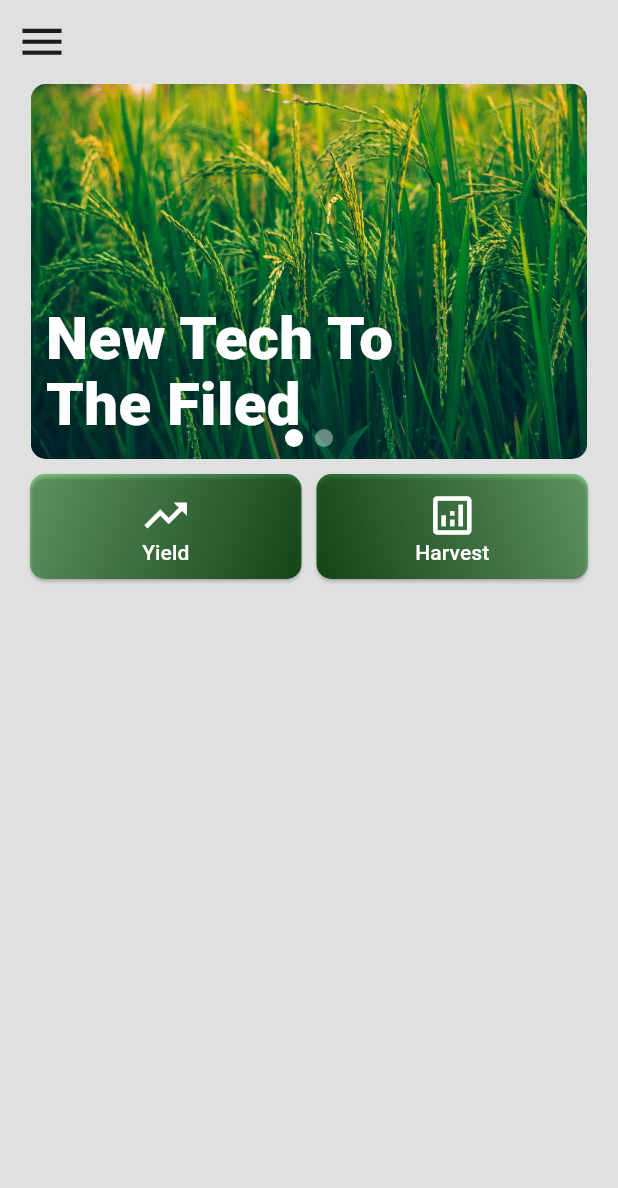
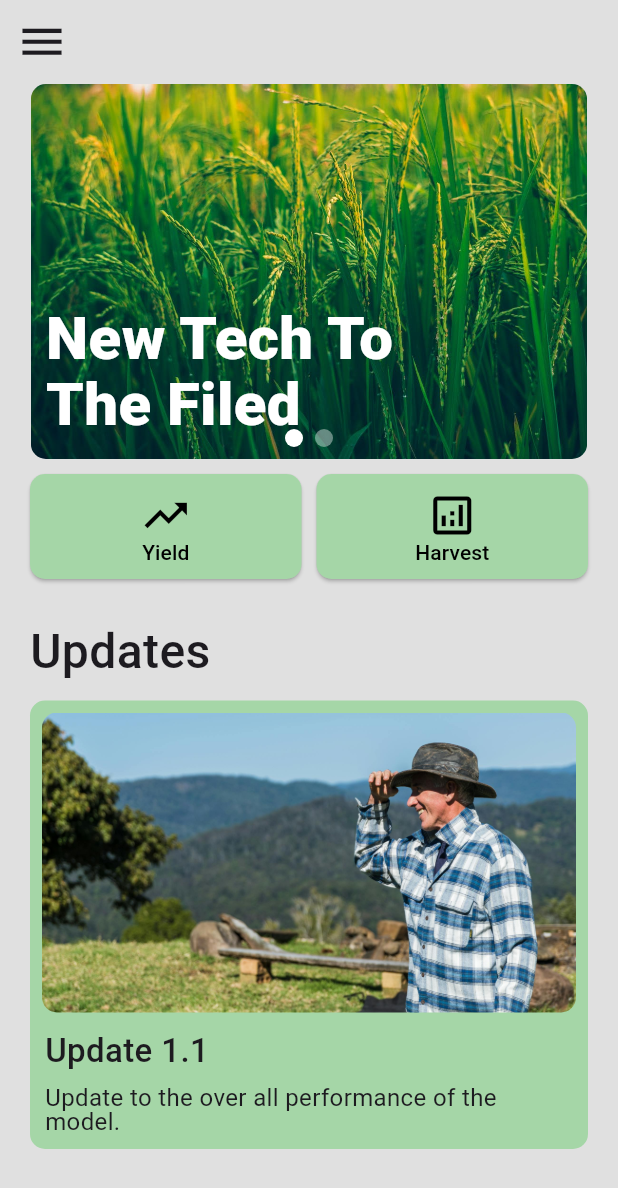
Before and after one commit to AchinthaPrabash3/Harvest_Prediction, a Flutter app: the HomePage screen opened directly, on a phone screen of 412 x 824 dp. Shown: the top 1188 px of the screen. Run offline on Flutter 3.47's test engine with Material 3 defaults, Android fonts, the phone set to English and light mode, and no system bars; drawn by our look-alikes of flutter_carousel_widget; our stand-ins replace cloud_firestore, dropdown_search, firebase_auth, firebase_core, google_fonts; accounts and stored records are empty.

Commit message:
added final changes

```diff
--- a/lib/pages/homepage.dart
+++ b/lib/pages/homepage.dart
@@ -96,7 +96,7 @@ class _HomePageState extends State<HomePage> {
         children: [
           SizedBox(child: drawerHeader()),
           SizedBox(
-            height: MediaQuery.of(context).size.height / 1.4,
+            height: MediaQuery.of(context).size.height / 1.3,
             child: Column(
               mainAxisAlignment: MainAxisAlignment.spaceBetween,
               children: [
@@ -188,16 +188,6 @@ class _HomePageState extends State<HomePage> {
                 Column(
                   children: [
                     ListTile(
-                      title: Text('Settings'),
-                      leading: Icon(
-                        Icons.settings_outlined,
-                        size: 30,
-                      ),
-                      splashColor:
-                          Theme.of(context).primaryColor.withOpacity(0.5),
-                      onTap: () {},
-                    ),
-                    ListTile(
                       onTap: () {
                         Navigator.of(context).pushAndRemoveUntil(
                             MaterialPageRoute(builder: (context) => Login()),
@@ -239,7 +229,7 @@ class _HomePageState extends State<HomePage> {
                     backgroundColor: Colors.white,
                     child: ClipOval(
                       child: Image.asset(
-                        'lib/assets/profile.jpeg',
+                        'lib/assets/profimg.png',
                         fit: BoxFit.cover,
                         width: 85,
                         height: 85,
--- a/lib/pages/mainpage.dart
+++ b/lib/pages/mainpage.dart
@@ -3,6 +3,7 @@
 import 'package:flutter/material.dart';
 import 'package:flutter_carousel_widget/flutter_carousel_widget.dart';
 import 'package:harvestapp/pages/harvestpage.dart';
+import 'package:harvestapp/pages/newsCard.dart';
 import 'package:harvestapp/pages/yieldpage.dart';
 
 class Mainpage extends StatefulWidget {
@@ -57,17 +58,50 @@ class _MainpageState extends State<Mainpage> {
                     ),
                   ),
                   Container(
-                    decoration: BoxDecoration(color: Colors.amberAccent),
+                    width: double.infinity,
+                    decoration: BoxDecoration(
+                        borderRadius: BorderRadius.circular(10),
+                        image: DecorationImage(
+                            image: AssetImage('lib/assets/crimg2.png'),
+                            fit: BoxFit.cover)),
+                    child: Column(
+                      mainAxisAlignment: MainAxisAlignment.end,
+                      crossAxisAlignment: CrossAxisAlignment.start,
+                      children: [
+                        Padding(
+                          padding:
+                              const EdgeInsets.only(left: 10.0, bottom: 15),
+                          child: Text(
+                            'Predict the Feture\nWin the Field',
+                            style: TextStyle(
+                                height: 1.1,
+                                fontSize: 38,
+                                color: Colors.white,
+                                fontWeight: FontWeight.w800),
+                          ),
+                        )
+                      ],
+                    ),
                   ),
                 ]),
             Padding(
               padding: const EdgeInsets.symmetric(horizontal: 20, vertical: 10),
               child: MainPageNavBtn(context),
             ),
-            SingleChildScrollView(
-              child: Column(
-                children: [],
-              ),
+            Column(
+              crossAxisAlignment: CrossAxisAlignment.start,
+              children: [
+                Padding(
+                  padding: const EdgeInsets.only(left: 20.0, top: 15),
+                  child: Text(
+                    'Updates',
+                    style: TextStyle(fontSize: 32, fontWeight: FontWeight.w500),
+                  ),
+                ),
+                Column(
+                  children: [NewsCard()],
+                ),
+              ],
             )
           ],
         ),
@@ -84,14 +118,15 @@ class _MainpageState extends State<Mainpage> {
           height: 70,
           child: Container(
             decoration: BoxDecoration(
-                borderRadius: BorderRadius.circular(10),
-                gradient: LinearGradient(
-                    begin: Alignment.bottomRight,
-                    end: Alignment.topLeft,
-                    colors: [Colors.green.shade900, Colors.green.shade300])),
+              borderRadius: BorderRadius.circular(10),
+              // gradient: LinearGradient(
+              //     begin: Alignment.bottomRight,
+              //     end: Alignment.topLeft,
+              //     colors: [Colors.green.shade600, Colors.green.shade200])
+            ),
             child: ElevatedButton(
                 style: ElevatedButton.styleFrom(
-                    backgroundColor: Colors.transparent,
+                    backgroundColor: Colors.green.shade200,
                     shape: RoundedRectangleBorder(
                         borderRadius: BorderRadius.circular(10))),
                 onPressed: () => {
@@ -105,7 +140,7 @@ class _MainpageState extends State<Mainpage> {
                     Icon(
                       Icons.trending_up_outlined,
                       size: 34,
-                      color: Colors.white,
+                      color: Colors.black,
                     ),
                     SizedBox(
                       height: 1,
@@ -113,7 +148,7 @@ class _MainpageState extends State<Mainpage> {
                     Text(
                       'Yield',
                       style: TextStyle(
-                          height: 1, fontSize: 14, color: Colors.white),
+                          height: 1, fontSize: 14, color: Colors.black),
                     )
                   ],
                 )),
@@ -127,14 +162,15 @@ class _MainpageState extends State<Mainpage> {
           height: 70,
           child: Container(
             decoration: BoxDecoration(
-                borderRadius: BorderRadius.circular(10),
-                gradient: LinearGradient(
-                    begin: Alignment.bottomLeft,
-                    end: Alignment.topRight,
-                    colors: [Colors.green.shade900, Colors.green.shade300])),
+              borderRadius: BorderRadius.circular(10),
+              // gradient: LinearGradient(
+              //     begin: Alignment.bottomLeft,
+              //     end: Alignment.topRight,
+              //     colors: [Colors.green.shade600, Colors.green.shade200])
+            ),
             child: ElevatedButton(
                 style: ElevatedButton.styleFrom(
-                    backgroundColor: Colors.transparent,
+                    backgroundColor: Colors.green.shade200,
                     shape: RoundedRectangleBorder(
                         borderRadius: BorderRadius.circular(10))),
                 onPressed: () => {
@@ -148,7 +184,7 @@ class _MainpageState extends State<Mainpage> {
                     Icon(
                       Icons.analytics_outlined,
                       size: 34,
-                      color: Colors.white,
+                      color: Colors.black,
                     ),
                     SizedBox(
                       height: 1,
@@ -156,7 +192,7 @@ class _MainpageState extends State<Mainpage> {
                     Text(
                       'Harvest',
                       style: TextStyle(
-                          height: 1, fontSize: 14, color: Colors.white),
+                          height: 1, fontSize: 14, color: Colors.black),
                     )
                   ],
                 )),
--- /dev/null
+++ b/lib/pages/newsCard.dart
@@ -0,0 +1,58 @@
+// ignore_for_file: prefer_const_constructors, prefer_const_literals_to_create_immutables
+
+import 'package:flutter/material.dart';
+
+class NewsCard extends StatefulWidget {
+  const NewsCard({super.key});
+
+  @override
+  State<NewsCard> createState() => _NewsCardState();
+}
+
+class _NewsCardState extends State<NewsCard> {
+  @override
+  Widget build(BuildContext context) {
+    return Padding(
+      padding: const EdgeInsets.symmetric(horizontal: 20.0, vertical: 10),
+      child: Container(
+        width: MediaQuery.of(context).size.width,
+        decoration: BoxDecoration(
+            color: Colors.green.shade200,
+            borderRadius: BorderRadius.circular(10)),
+        child: Column(crossAxisAlignment: CrossAxisAlignment.start, children: [
+          Padding(
+            padding: const EdgeInsets.all(8.0),
+            child: Container(
+              width: MediaQuery.of(context).size.width,
+              height: 200,
+              decoration: BoxDecoration(
+                  borderRadius: BorderRadius.circular(10),
+                  image: DecorationImage(
+                      image: AssetImage('lib/assets/update.png'),
+                      fit: BoxFit.cover)),
+            ),
+          ),
+          Padding(
+            padding: const EdgeInsets.only(left: 10.0, top: 2, bottom: 10),
+            child: Column(
+              crossAxisAlignment: CrossAxisAlignment.start,
+              children: [
+                Text(
+                  'Update 1.1',
+                  style: TextStyle(fontSize: 22, fontWeight: FontWeight.w500),
+                ),
+                Padding(
+                  padding: const EdgeInsets.only(top: 8.0),
+                  child: Text(
+                    'Update to the over all performance of the\nmodel.',
+                    style: TextStyle(fontSize: 16, height: 1),
+                  ),
+                )
+              ],
+            ),
+          ),
+        ]),
+      ),
+    );
+  }
+}
--- a/pubspec.yaml
+++ b/pubspec.yaml
@@ -29,3 +29,6 @@ flutter:
     - lib/assets/image1.png
     - lib/assets/profile.jpeg
     - lib/assets/crimg.png
+    - lib/assets/update.png
+    - lib/assets/crimg2.png
+    - lib/assets/profimg.png
```
Also changed, not shown: lib/pages/harvestpage.dart (+29 -2 lines), lib/pages/historypage.dart (+16 -2 lines), lib/pages/signuppage.dart (+29 -1 lines), lib/pages/yieldpage.dart (+54 -2 lines), lib/assets/crimg2.png (added), lib/assets/profimg.png (added), lib/assets/update.png (added).
